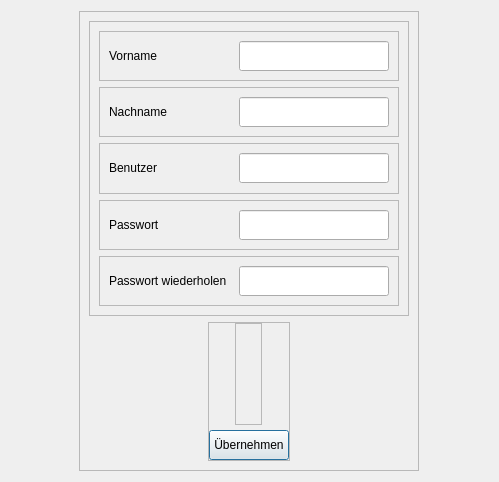
The window that src/ui/forms/registerform.ui (creativeSloth/SUN_Maintenance) describes before a commit, drawn with Qt 5.
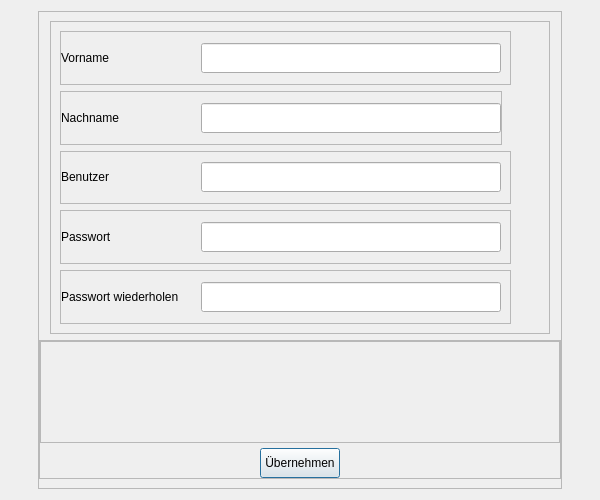
The same window after the commit.

The edit to the form file:
```diff
--- a/src/ui/forms/registerform.ui
+++ b/src/ui/forms/registerform.ui
@@ -6,8 +6,8 @@
    <rect>
     <x>0</x>
     <y>0</y>
-    <width>499</width>
-    <height>482</height>
+    <width>600</width>
+    <height>500</height>
    </rect>
   </property>
   <property name="sizePolicy">
@@ -28,6 +28,12 @@
        <verstretch>0</verstretch>
       </sizepolicy>
      </property>
+     <property name="minimumSize">
+      <size>
+       <width>500</width>
+       <height>0</height>
+      </size>
+     </property>
      <property name="frameShape">
       <enum>QFrame::StyledPanel</enum>
      </property>
@@ -35,7 +41,13 @@
       <enum>QFrame::Raised</enum>
      </property>
      <layout class="QVBoxLayout" name="verticalLayout_2">
-      <item>
+      <property name="leftMargin">
+       <number>0</number>
+      </property>
+      <property name="rightMargin">
+       <number>0</number>
+      </property>
+      <item alignment="Qt::AlignHCenter">
        <widget class="QFrame" name="frame_4">
         <property name="sizePolicy">
          <sizepolicy hsizetype="Expanding" vsizetype="Expanding">
@@ -43,6 +55,18 @@
           <verstretch>0</verstretch>
          </sizepolicy>
         </property>
+        <property name="minimumSize">
+         <size>
+          <width>500</width>
+          <height>0</height>
+         </size>
+        </property>
+        <property name="maximumSize">
+         <size>
+          <width>500</width>
+          <height>16777215</height>
+         </size>
+        </property>
         <property name="frameShape">
          <enum>QFrame::StyledPanel</enum>
         </property>
@@ -50,7 +74,7 @@
          <enum>QFrame::Raised</enum>
         </property>
         <layout class="QVBoxLayout" name="verticalLayout_3">
-         <item>
+         <item alignment="Qt::AlignLeft">
           <widget class="QFrame" name="frame_8">
            <property name="sizePolicy">
             <sizepolicy hsizetype="Expanding" vsizetype="Expanding">
@@ -66,7 +90,10 @@
            </property>
            <layout class="QHBoxLayout" name="horizontalLayout_4">
             <property name="spacing">
-             <number>10</number>
+             <number>0</number>
+            </property>
+            <property name="leftMargin">
+             <number>0</number>
             </property>
             <property name="topMargin">
              <number>0</number>
@@ -87,13 +114,13 @@
               </property>
               <property name="minimumSize">
                <size>
-                <width>120</width>
+                <width>140</width>
                 <height>30</height>
                </size>
               </property>
               <property name="maximumSize">
                <size>
-                <width>120</width>
+                <width>140</width>
                 <height>30</height>
                </size>
               </property>
@@ -106,7 +133,7 @@
              <widget class="QLineEdit" name="register_name_txt">
               <property name="minimumSize">
                <size>
-                <width>150</width>
+                <width>300</width>
                 <height>30</height>
                </size>
               </property>
@@ -121,10 +148,10 @@
            </layout>
           </widget>
          </item>
-         <item>
-          <widget class="QFrame" name="frame_9">
+         <item alignment="Qt::AlignLeft">
+          <widget class="QFrame" name="frame_10">
            <property name="sizePolicy">
-            <sizepolicy hsizetype="MinimumExpanding" vsizetype="MinimumExpanding">
+            <sizepolicy hsizetype="Expanding" vsizetype="Expanding">
              <horstretch>0</horstretch>
              <verstretch>0</verstretch>
             </sizepolicy>
@@ -137,15 +164,21 @@
            </property>
            <layout class="QHBoxLayout" name="horizontalLayout_6">
             <property name="spacing">
-             <number>10</number>
+             <number>0</number>
+            </property>
+            <property name="leftMargin">
+             <number>0</number>
             </property>
             <property name="topMargin">
              <number>0</number>
             </property>
+            <property name="rightMargin">
+             <number>0</number>
+            </property>
             <property name="bottomMargin">
              <number>0</number>
             </property>
-            <item alignment="Qt::AlignVCenter">
+            <item alignment="Qt::AlignLeft">
              <widget class="QLabel" name="register_family_name_lbl">
               <property name="enabled">
                <bool>true</bool>
@@ -158,13 +191,13 @@
               </property>
               <property name="minimumSize">
                <size>
-                <width>120</width>
+                <width>140</width>
                 <height>30</height>
                </size>
               </property>
               <property name="maximumSize">
                <size>
-                <width>120</width>
+                <width>140</width>
                 <height>30</height>
                </size>
               </property>
@@ -173,11 +206,17 @@
               </property>
              </widget>
             </item>
-            <item alignment="Qt::AlignRight|Qt::AlignVCenter">
+            <item alignment="Qt::AlignLeft">
              <widget class="QLineEdit" name="register_family_name_txt">
+              <property name="sizePolicy">
+               <sizepolicy hsizetype="Expanding" vsizetype="Fixed">
+                <horstretch>0</horstretch>
+                <verstretch>0</verstretch>
+               </sizepolicy>
+              </property>
               <property name="minimumSize">
                <size>
-                <width>150</width>
+                <width>300</width>
                 <height>30</height>
                </size>
               </property>
@@ -192,7 +231,7 @@
            </layout>
           </widget>
          </item>
-         <item>
+         <item alignment="Qt::AlignLeft">
           <widget class="QFrame" name="frame_3">
            <property name="sizePolicy">
             <sizepolicy hsizetype="Expanding" vsizetype="Expanding">
@@ -207,6 +246,12 @@
             <enum>QFrame::Raised</enum>
            </property>
            <layout class="QHBoxLayout" name="horizontalLayout_2">
+            <property name="spacing">
+             <number>0</number>
+            </property>
+            <property name="leftMargin">
+             <number>0</number>
+            </property>
             <property name="topMargin">
              <number>0</number>
             </property>
@@ -226,13 +271,13 @@
               </property>
               <property name="minimumSize">
                <size>
-                <width>120</width>
+                <width>140</width>
                 <height>30</height>
                </size>
               </property>
               <property name="maximumSize">
                <size>
-                <width>120</width>
+                <width>140</width>
                 <height>30</height>
                </size>
               </property>
@@ -245,7 +290,7 @@
              <widget class="QLineEdit" name="register_usr_txt">
               <property name="minimumSize">
                <size>
-                <width>150</width>
+                <width>300</width>
                 <height>30</height>
                </size>
               </property>
@@ -260,7 +305,7 @@
            </layout>
           </widget>
          </item>
-         <item>
+         <item alignment="Qt::AlignLeft">
           <widget class="QFrame" name="frame">
            <property name="sizePolicy">
             <sizepolicy hsizetype="Expanding" vsizetype="Expanding">
@@ -275,6 +320,12 @@
             <enum>QFrame::Raised</enum>
            </property>
            <layout class="QHBoxLayout" name="horizontalLayout">
+            <property name="spacing">
+             <number>0</number>
+            </property>
+            <property name="leftMargin">
+             <number>0</number>
+            </property>
             <property name="topMargin">
              <number>0</number>
             </property>
@@ -294,13 +345,13 @@
               </property>
               <property name="minimumSize">
                <size>
-                <width>120</width>
+                <width>140</width>
                 <height>30</height>
                </size>
               </property>
               <property name="maximumSize">
                <size>
-                <width>120</width>
+                <width>140</width>
                 <height>30</height>
                </size>
               </property>
@@ -309,11 +360,11 @@
               </property>
              </widget>
             </item>
-            <item alignment="Qt::AlignRight">
+            <item alignment="Qt::AlignLeft">
              <widget class="QLineEdit" name="register_pw_txt">
               <property name="minimumSize">
                <size>
-                <width>150</width>
+                <width>300</width>
                 <height>30</height>
                </size>
               </property>
@@ -331,7 +382,7 @@
            </layout>
           </widget>
          </item>
-         <item>
+         <item alignment="Qt::AlignLeft">
           <widget class="QFrame" name="frame_6">
            <property name="sizePolicy">
             <sizepolicy hsizetype="Expanding" vsizetype="Expanding">
@@ -347,7 +398,10 @@
            </property>
            <layout class="QHBoxLayout" name="horizontalLayout_3">
             <property name="spacing">
-             <number>10</number>
+             <number>0</number>
+            </property>
+            <property name="leftMargin">
+             <number>0</number>
             </property>
             <property name="topMargin">
              <number>0</number>
@@ -368,13 +422,13 @@
               </property>
               <property name="minimumSize">
                <size>
-                <width>120</width>
+                <width>140</width>
                 <height>30</height>
                </size>
               </property>
               <property name="maximumSize">
                <size>
-                <width>120</width>
+                <width>140</width>
                 <height>30</height>
                </size>
               </property>
@@ -387,7 +441,7 @@
              <widget class="QLineEdit" name="register_rpw_txt">
               <property name="minimumSize">
                <size>
-                <width>150</width>
+                <width>300</width>
                 <height>30</height>
                </size>
               </property>
@@ -484,13 +538,13 @@
               </property>
               <property name="minimumSize">
                <size>
-                <width>0</width>
+                <width>500</width>
                 <height>100</height>
                </size>
               </property>
               <property name="maximumSize">
                <size>
-                <width>16777215</width>
+                <width>500</width>
                 <height>30</height>
                </size>
               </property>
```
Left out of the diff: 14 changed lines with no effect on the pictures.
